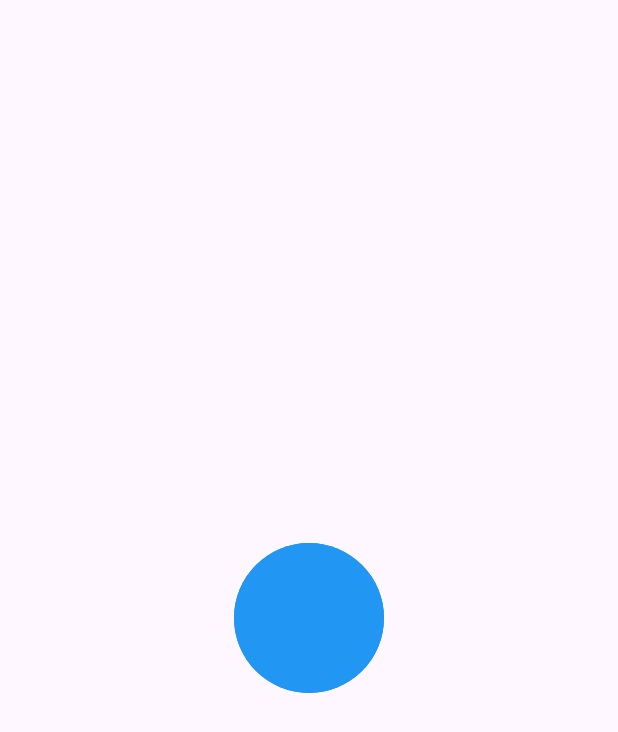
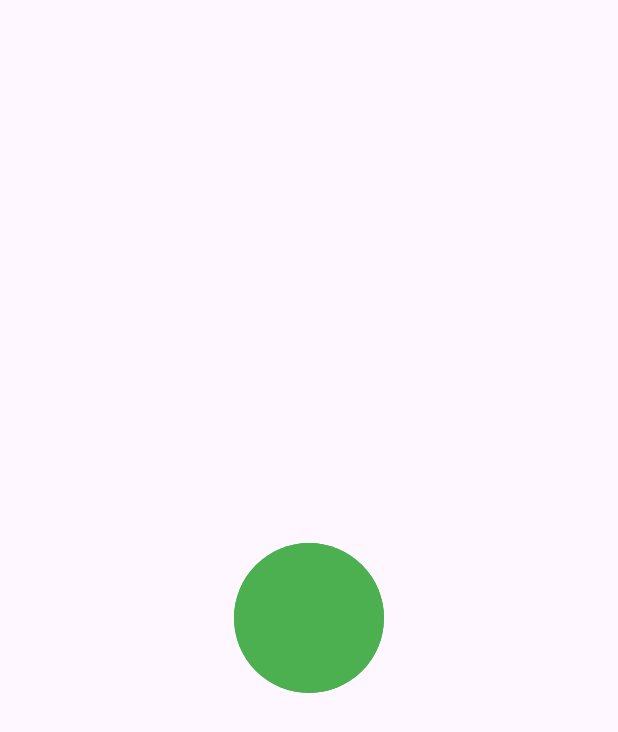
Before and after one commit to shafiul-haque-johny/Animations, a Flutter app: the SplashAnimation screen opened directly, on a phone screen of 412 x 824 dp. Shown: the top 732 px of the screen. Run offline on Flutter 3.47's test engine with Material 2 defaults, Android fonts, the phone set to English and light mode, and no system bars.

Commit message:
splash animation

```diff
--- a/lib/page_route_builder_animation/splash_animation.dart
+++ b/lib/page_route_builder_animation/splash_animation.dart
@@ -1,23 +1,66 @@
+import 'dart:async';
+
 import 'package:flutter/material.dart';
 
-class SplashAnimation extends StatelessWidget {
+class SplashAnimation extends StatefulWidget {
   const SplashAnimation({super.key});
+
+  @override
+  State<SplashAnimation> createState() => _SplashAnimationState();
+}
+
+class _SplashAnimationState extends State<SplashAnimation>
+    with SingleTickerProviderStateMixin {
+  late AnimationController controller;
+  late Animation<double> scaleAnimation;
+
+  @override
+  void initState() {
+    super.initState();
+
+    controller = AnimationController(
+      vsync: this,
+      duration: const Duration(milliseconds: 500),
+    );
+
+    controller.addListener(() {
+      if (controller.isCompleted) {
+        Navigator.of(context).push(
+          MyCustomRouteTransition(route: const Destination(),),
+          );
+
+        Timer(const Duration(milliseconds: 500), () {
+          controller.reset();
+        });
+      }
+    });
+
+    scaleAnimation = Tween<double>(begin: 1, end: 10).animate(controller);
+  }
 
   @override
   Widget build(BuildContext context) {
     return Scaffold(
       body: Center(
+        child: GestureDetector(
+          onTap: () {
+            controller.forward();
+          },
+          child: ScaleTransition(
+            scale: scaleAnimation,
             child: Container(
               width: 100,
               height: 100,
               decoration: const BoxDecoration(
-            color: Colors.blue,
+                color: Colors.green,
                 shape: BoxShape.circle,
               ),
               child: Container(
                 decoration: const BoxDecoration(
                   shape: BoxShape.circle,
-              color: Colors.blue,
+                  color: Colors.green,
+                ),
+              ),
             ),
           ),
         ),
@@ -26,16 +69,35 @@ class SplashAnimation extends StatelessWidget {
   }
 }
 
+
 class Destination extends StatelessWidget {
   const Destination({super.key});
 
   @override
   Widget build(BuildContext context) {
     return Scaffold(
-      backgroundColor: Colors.blue,
+      backgroundColor: Colors.green,
       appBar: AppBar(
         title: const Text('Go Back'),
+        centerTitle: true,
       ),
     );
   }
 }
+
+
+class MyCustomRouteTransition extends PageRouteBuilder {
+  final Widget route;
+
+  MyCustomRouteTransition({required this.route})
+      : super(
+          pageBuilder: (context, animation, secondaryAnimation) =>
+              route,
+
+          transitionsBuilder: (context, animation, secondaryAnimation, child) =>
+              FadeTransition(
+            opacity: animation,
+            child: child,
+          ),
+        );
+}
```
Also changed, not shown: lib/main.dart (+3 -5 lines). Lines whose indentation alone changed are shown as unchanged.
